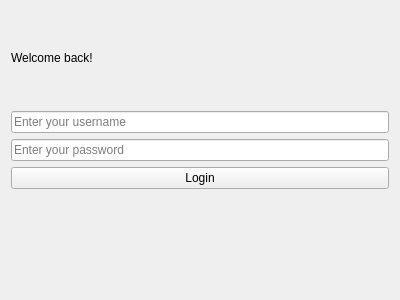
Old version of the form src/login.ui in the repository codingburgas/finance-challenge-vermogenskrieger.
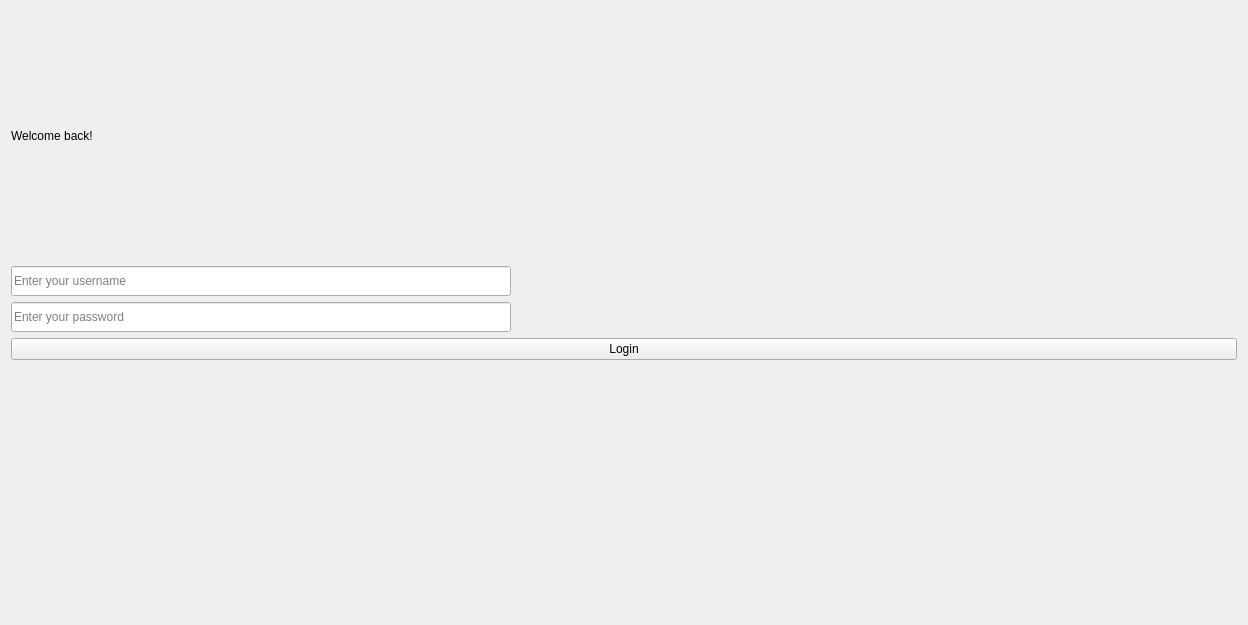
New version of the form.

Diff of the .ui file:
```diff
--- a/src/login.ui
+++ b/src/login.ui
@@ -6,8 +6,8 @@
    <rect>
     <x>0</x>
     <y>0</y>
-    <width>400</width>
-    <height>300</height>
+    <width>1248</width>
+    <height>625</height>
    </rect>
   </property>
   <property name="windowTitle">
@@ -23,6 +23,15 @@
    </item>
    <item>
     <widget class="QLineEdit" name="usernameLineEdit">
+     <property name="enabled">
+      <bool>true</bool>
+     </property>
+     <property name="maximumSize">
+      <size>
+       <width>500</width>
+       <height>30</height>
+      </size>
+     </property>
      <property name="placeholderText">
       <string>Enter your username</string>
      </property>
@@ -30,6 +39,12 @@
    </item>
    <item>
     <widget class="QLineEdit" name="passwordLineEdit">
+     <property name="maximumSize">
+      <size>
+       <width>500</width>
+       <height>30</height>
+      </size>
+     </property>
      <property name="echoMode">
       <enum>QLineEdit::Password</enum>
      </property>
```
Left out of the diff: 2 changed lines with no effect on the pictures.
